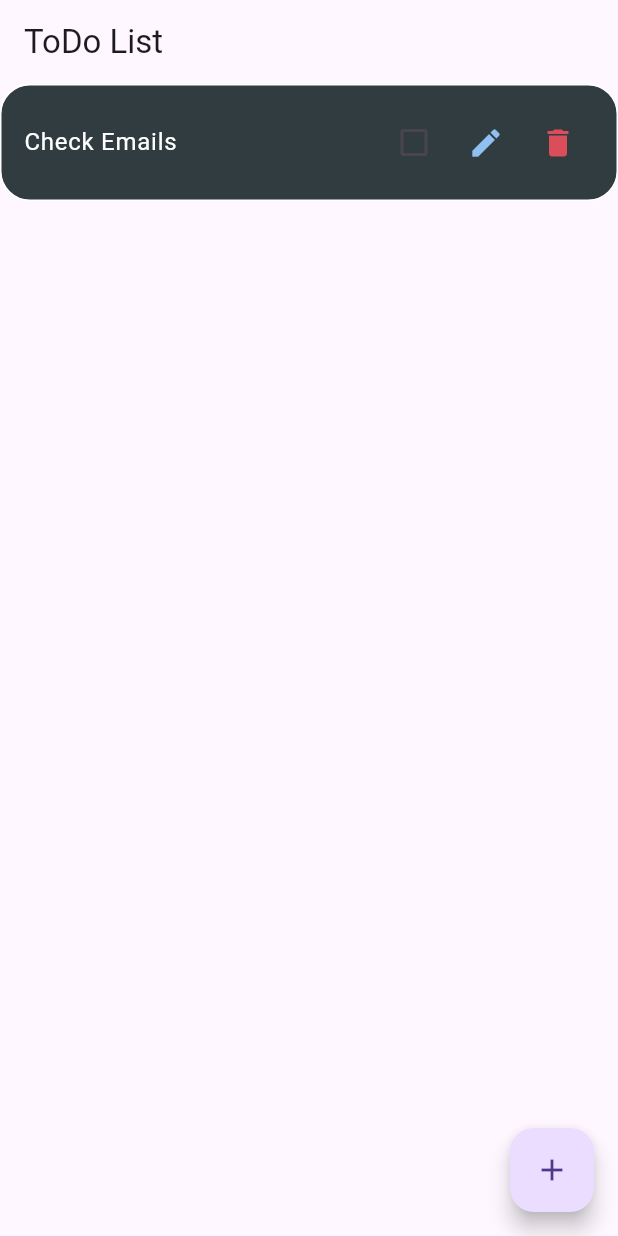
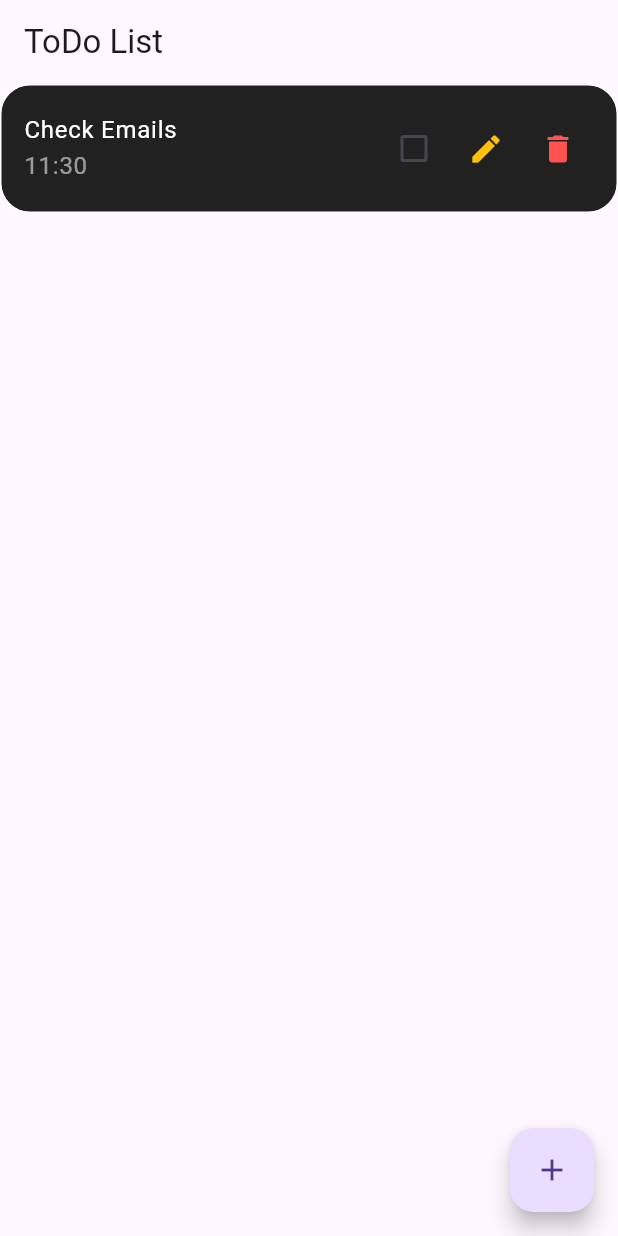
Before and after one commit to amrahmed5/todo_hive, a Flutter app: the screen it shows after launch, on a phone screen of 412 x 824 dp. Run offline on Flutter 3.47's test engine with Material 3 defaults, Android fonts, the phone set to English and light mode, and no system bars.

Commit message:
ToDo App

```diff
--- a/lib/widgets/item.dart
+++ b/lib/widgets/item.dart
@@ -19,7 +19,7 @@ class ToDoItem extends StatelessWidget {
     return Container(
       margin: EdgeInsets.only(bottom: 10),
       decoration: BoxDecoration(
-        color: const Color.fromARGB(255, 49, 60, 64), // Background color of each item
+        color: Colors.black87, // Background color of each item
         borderRadius: BorderRadius.circular(20),
         border: Border.all(color: Colors.white), // White border color
       ),
@@ -32,37 +32,38 @@ class ToDoItem extends StatelessWidget {
               todo.todoText!,
               style: TextStyle(
                 fontSize: 16,
-                color: const Color.fromARGB(255, 255, 255, 255), // Text color
-                decoration: todo.isDone ? TextDecoration.lineThrough : null, // Strikethrough if isDone is true
-                decorationThickness: 4,
-                decorationColor: const Color.fromARGB(255, 13, 12, 12),
+                color: Colors.white, // Text color
+                decoration: todo.isDone ? TextDecoration.lineThrough : null,
               ),
             ),
-            // Display time if available
-
+            if (todo.time != null) // Display time if available
+              Text(
+                '${todo.time!.hour}:${todo.time!.minute}',
+                style: TextStyle(color: Colors.white54),
+              ),
           ],
         ),
         trailing: Row(
           mainAxisSize: MainAxisSize.min,
           children: [
-            // Checkbox to toggle the isDone state
             Checkbox(
               value: todo.isDone,
               onChanged: (bool? value) {
                 if (value != null) {
-                  onToDoChanged(todo);  // Just pass the existing todo object
+                  onToDoChanged(todo);
                 }
               },
-              activeColor: const Color.fromARGB(255, 46, 158, 50), // Change the checkbox active color
+              checkColor: Colors.black, // Check color inside the checkbox
+              activeColor: Colors.white, // Border color of checkbox
             ),
             IconButton(
-              icon: Icon(Icons.edit, color: const Color.fromARGB(255, 144, 192, 241)),
+              icon: Icon(Icons.edit, color: Colors.amber),
               onPressed: () {
                 onEditItem(todo);
               },
             ),
             IconButton(
-              icon: Icon(Icons.delete, color: const Color.fromARGB(255, 218, 77, 89)),
+              icon: Icon(Icons.delete, color: Colors.redAccent),
               onPressed: () {
                 onDeleteItem(todo.id!);
               },
```
